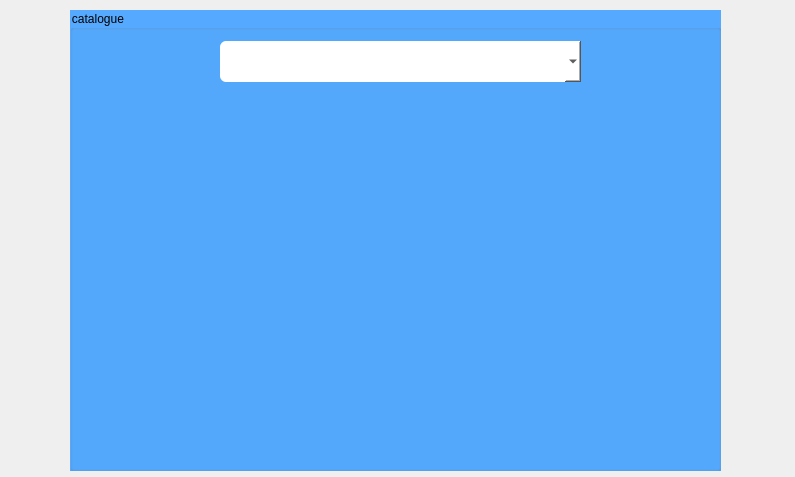
First picture: the form in gestion de service/catalogue.ui, repository OussemaDv/Smart_Coworking_Space_2A39, before the edit.
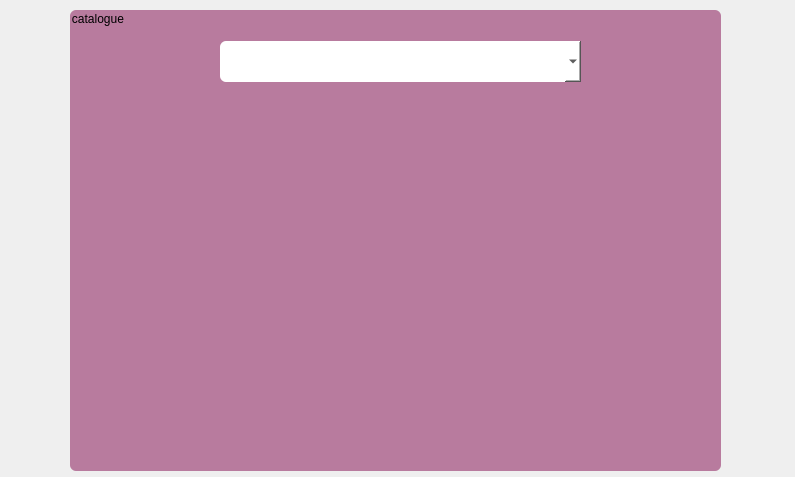
Second picture: the form after the edit.

What changed in the file:
```diff
--- a/gestion de service/catalogue.ui
+++ b/gestion de service/catalogue.ui
@@ -23,7 +23,14 @@
     </rect>
    </property>
    <property name="styleSheet">
-    <string notr="true">background-color: rgb(85, 170, 255);</string>
+    <string notr="true">border-radius: 6px;
+selection-color: rgb(170, 170, 255);
+gridline-color: rgb(255, 255, 255);
+selection-background-color: rgb(0, 0, 0);
+
+
+font: 75 8pt &quot;MS Shell Dlg 2&quot;;
+background-color: rgb(184, 123, 158);</string>
    </property>
    <property name="title">
     <string>catalogue</string>
```
